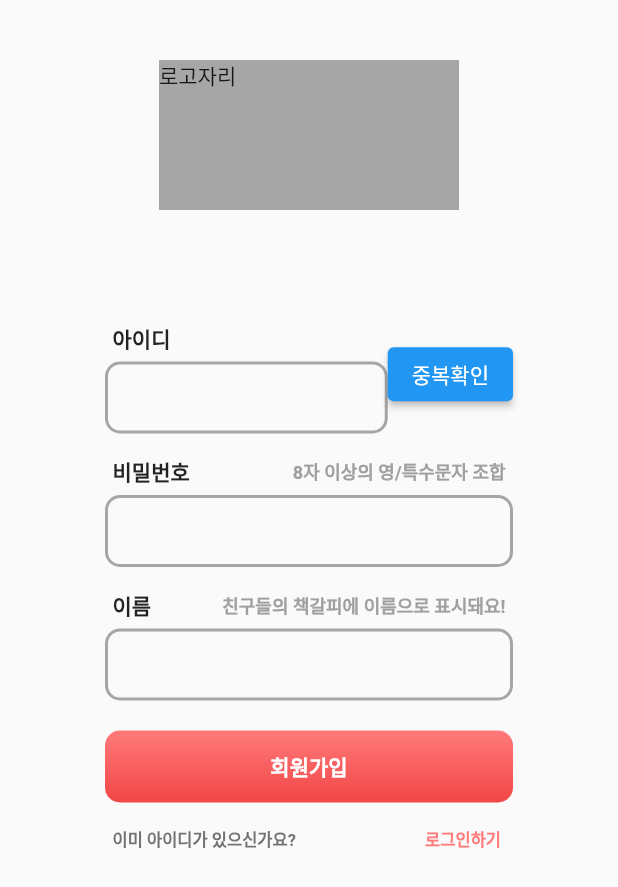
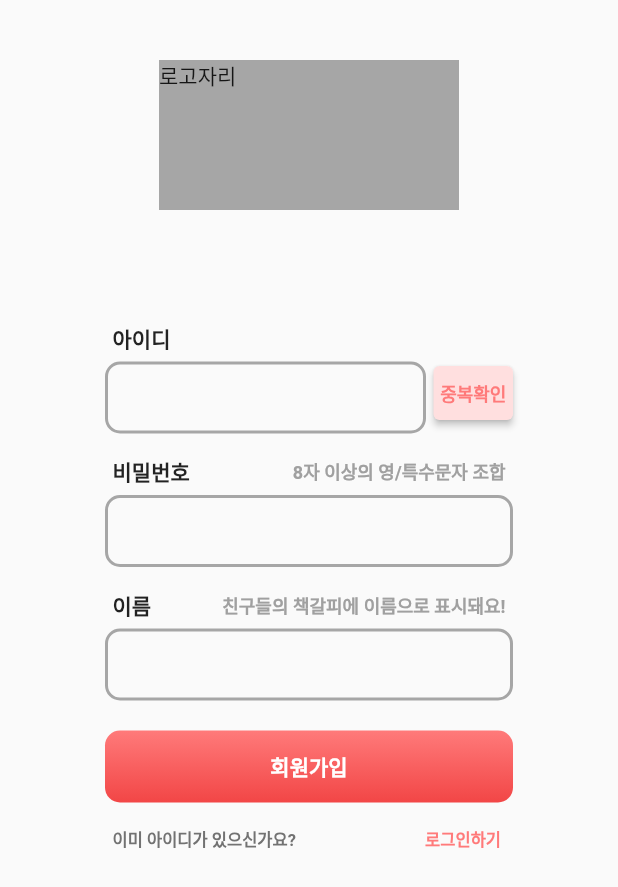
Before and after one commit to SPARCS-2023-StartUp-Hackathon-2/Netgalpi, a Flutter app: the RegisterView screen opened directly, on a phone screen of 412 x 824 dp. Shown: the top 887 px of the screen. Run offline on Flutter 3.47's test engine with Material 2 defaults, Android fonts, the phone set to English and light mode, and no system bars; our stand-ins replace cached_network_image, cloud_firestore, eva_icons_flutter, file, firebase_auth, firebase_core and 7 more; accounts and stored records are empty.

Commit message:
Add: TextFormField validator

```diff
--- a/lib/view/auth/register_view.dart
+++ b/lib/view/auth/register_view.dart
@@ -44,16 +44,37 @@ class RegisterView extends GetWidget<AuthViewModel> {
                                   title: '아이디',
                                   hintText: '',
                                   validatorFn: (value) {
-                                    if (value!.isEmpty) return '아이디는 필수 항목입니다.';
+                                    if (value!.isEmpty || value.length < 6) {
+                                      controller.validatorTitle = '회원가입 실패';
+                                      controller.validatorMessage =
+                                          '아이디를 6자 이상으로 적어주세요';
+                                    }
                                   },
                                   onSavedFn: (value) {
                                     controller.username = value;
                                   },
                                 ),
                               ),
-                              ElevatedButton(
-                                child: Text('중복확인'),
-                                onPressed: () {},
+                              Container(
+                                width: 58,
+                                padding:
+                                    EdgeInsets.fromLTRB(5.0, 25.0, 0.0, 0.0),
+                                decoration: BoxDecoration(
+                                    borderRadius: BorderRadius.circular(5.0)),
+                                child: ElevatedButton(
+                                  child: Text(
+                                    '중복확인',
+                                    style: TextStyle(
+                                        fontSize: 12,
+                                        fontWeight: FontWeight.bold,
+                                        color: salmon500),
+                                  ),
+                                  style: ElevatedButton.styleFrom(
+                                    backgroundColor: salmon50,
+                                    padding: EdgeInsets.all(0.0),
+                                  ),
+                                  onPressed: () {},
+                                ),
                               )
                             ],
                           ),
@@ -63,7 +84,11 @@ class RegisterView extends GetWidget<AuthViewModel> {
                             title: '비밀번호',
                             hintText: '',
                             validatorFn: (value) {
-                              if (value!.isEmpty) return '비밀번호는 필수 항목입니다.';
+                              if (value!.isEmpty || value.length < 8) {
+                                controller.validatorTitle = '회원가입 실패';
+                                controller.validatorMessage =
+                                    '비밀번호를 8자 이상으로 적어주세요';
+                              }
                             },
                             onSavedFn: (value) {
                               controller.password = value;
@@ -75,7 +100,11 @@ class RegisterView extends GetWidget<AuthViewModel> {
                             title: '이름',
                             hintText: '',
                             validatorFn: (value) {
-                              if (value!.isEmpty) return '이름은 필수 항목입니다.';
+                              if (value!.isEmpty || value.length < 2) {
+                                controller.validatorTitle = '회원가입 실패';
+                                controller.validatorMessage =
+                                    '이름을 두 자 이상으로 적어주세요';
+                              }
                             },
                             onSavedFn: (value) {
                               controller.nickname = value;
@@ -110,8 +139,9 @@ class RegisterView extends GetWidget<AuthViewModel> {
                                         .registerWithUsernameAndPassword();
                                   }
                                 },
-                                style: TextButton.styleFrom(
-                                  splashFactory: NoSplash.splashFactory,
+                                style: ButtonStyle(
+                                  overlayColor:
+                                      MaterialStateProperty.all(salmon50),
                                 ),
                               ),
                             ),
```
Also changed, not shown: lib/core/viewmodel/auth_viewmodel.dart (+12 -0 lines), lib/view/auth/login_view.dart (+8 -3 lines).
